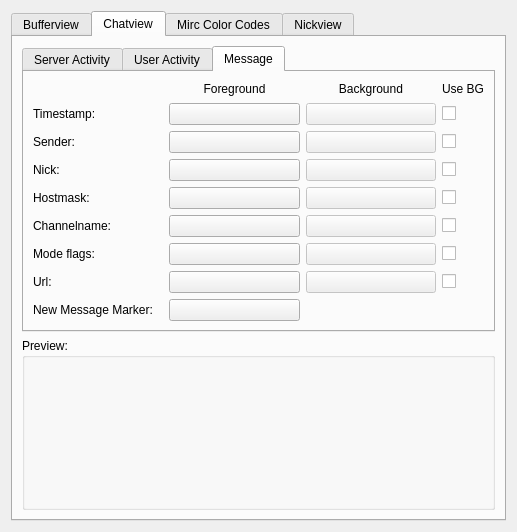
Qt form src/qtui/settingspages/colorsettingspage.ui (AlD/Quassel) before a commit.
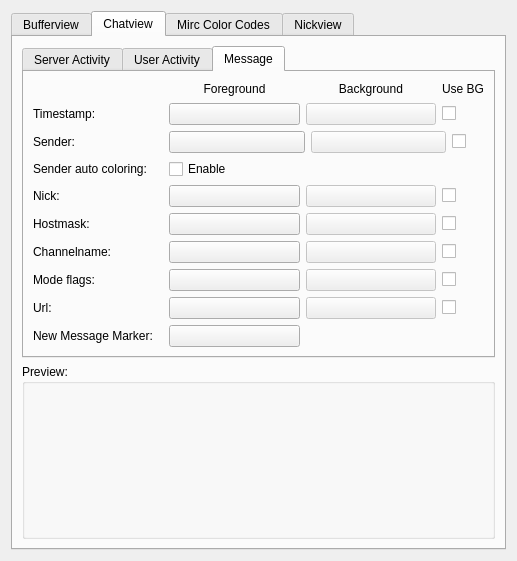
The same form after that commit. The open tabs and pages were chosen to show the change. Custom widgets are drawn as their Qt base class.

Commit message: - Implemented: Settings option to enable/disable sender auto coloring

What changed in the file:
```diff
--- a/src/qtui/settingspages/colorsettingspage.ui
+++ b/src/qtui/settingspages/colorsettingspage.ui
@@ -6,7 +6,7 @@
     <x>0</x>
     <y>0</y>
     <width>517</width>
-    <height>532</height>
+    <height>561</height>
    </rect>
   </property>
   <property name="sizePolicy" >
@@ -542,8 +542,8 @@
              </property>
             </widget>
            </item>
-           <item row="6" column="1" >
-            <spacer>
+           <item row="6" column="2" >
+            <spacer name="verticalSpacer_2" >
              <property name="orientation" >
               <enum>Qt::Vertical</enum>
              </property>
@@ -872,14 +872,27 @@
              </property>
             </widget>
            </item>
+           <item row="8" column="1" >
+            <spacer name="verticalSpacer" >
+             <property name="orientation" >
+              <enum>Qt::Vertical</enum>
+             </property>
+             <property name="sizeHint" stdset="0" >
+              <size>
+               <width>20</width>
+               <height>40</height>
+              </size>
+             </property>
+            </spacer>
+           </item>
           </layout>
          </widget>
          <widget class="QWidget" name="Seite_2" >
           <attribute name="title" >
            <string>Message</string>
           </attribute>
-          <layout class="QGridLayout" >
-           <item row="0" column="1" >
+          <layout class="QGridLayout" name="gridLayout_2" >
+           <item row="0" column="2" >
             <widget class="QLabel" name="label_37" >
              <property name="text" >
               <string>Foreground</string>
@@ -889,7 +902,7 @@
              </property>
             </widget>
            </item>
-           <item row="0" column="2" >
+           <item row="0" column="3" >
             <widget class="QLabel" name="label_38" >
              <property name="text" >
               <string>Background</string>
@@ -899,7 +912,7 @@
              </property>
             </widget>
            </item>
-           <item row="0" column="3" >
+           <item row="0" column="4" >
             <widget class="QLabel" name="label_9" >
              <property name="text" >
               <string>Use BG</string>
@@ -916,14 +929,14 @@
              </property>
             </widget>
            </item>
-           <item row="1" column="1" >
+           <item row="1" column="2" >
             <widget class="ColorButton" name="timestampFG" >
              <property name="text" >
               <string/>
              </property>
             </widget>
            </item>
-           <item row="1" column="2" >
+           <item row="1" column="3" >
             <widget class="ColorButton" name="timestampBG" >
              <property name="enabled" >
               <bool>false</bool>
@@ -933,7 +946,7 @@
              </property>
             </widget>
            </item>
-           <item row="1" column="3" >
+           <item row="1" column="4" >
             <widget class="QCheckBox" name="timestampUseBG" >
              <property name="sizePolicy" >
               <sizepolicy vsizetype="Fixed" hsizetype="Maximum" >
@@ -949,61 +962,21 @@
              </property>
             </widget>
            </item>
-           <item row="2" column="0" >
-            <widget class="QLabel" name="label_28" >
-             <property name="text" >
-              <string>Sender:</string>
-             </property>
-            </widget>
-           </item>
-           <item row="2" column="1" >
-            <widget class="ColorButton" name="senderFG" >
-             <property name="text" >
-              <string/>
-             </property>
-            </widget>
-           </item>
-           <item row="2" column="2" >
-            <widget class="ColorButton" name="senderBG" >
-             <property name="enabled" >
-              <bool>false</bool>
-             </property>
-             <property name="text" >
-              <string/>
-             </property>
-            </widget>
-           </item>
-           <item row="2" column="3" >
-            <widget class="QCheckBox" name="senderUseBG" >
-             <property name="sizePolicy" >
-              <sizepolicy vsizetype="Fixed" hsizetype="Maximum" >
-               <horstretch>0</horstretch>
-               <verstretch>0</verstretch>
-              </sizepolicy>
-             </property>
-             <property name="layoutDirection" >
-              <enum>Qt::LeftToRight</enum>
-             </property>
-             <property name="text" >
-              <string/>
-             </property>
-            </widget>
-           </item>
-           <item row="3" column="0" >
+           <item row="5" column="0" >
             <widget class="QLabel" name="label_30" >
              <property name="text" >
               <string>Nick:</string>
              </property>
             </widget>
            </item>
-           <item row="3" column="1" >
+           <item row="5" column="2" >
             <widget class="ColorButton" name="nickFG" >
              <property name="text" >
               <string/>
              </property>
             </widget>
            </item>
-           <item row="3" column="2" >
+           <item row="5" column="3" >
             <widget class="ColorButton" name="nickBG" >
              <property name="enabled" >
               <bool>false</bool>
@@ -1013,7 +986,7 @@
              </property>
             </widget>
            </item>
-           <item row="3" column="3" >
+           <item row="5" column="4" >
             <widget class="QCheckBox" name="nickUseBG" >
              <property name="sizePolicy" >
               <sizepolicy vsizetype="Fixed" hsizetype="Maximum" >
@@ -1029,21 +1002,21 @@
              </property>
             </widget>
            </item>
-           <item row="4" column="0" >
+           <item row="6" column="0" >
             <widget class="QLabel" name="label_31" >
              <property name="text" >
               <string>Hostmask:</string>
              </property>
             </widget>
            </item>
-           <item row="4" column="1" >
+           <item row="6" column="2" >
             <widget class="ColorButton" name="hostmaskFG" >
              <property name="text" >
               <string/>
              </property>
             </widget>
            </item>
-           <item row="4" column="2" >
+           <item row="6" column="3" >
             <widget class="ColorButton" name="hostmaskBG" >
              <property name="enabled" >
               <bool>false</bool>
@@ -1053,7 +1026,7 @@
              </property>
             </widget>
            </item>
-           <item row="4" column="3" >
+           <item row="6" column="4" >
             <widget class="QCheckBox" name="hostmaskUseBG" >
              <property name="sizePolicy" >
               <sizepolicy vsizetype="Fixed" hsizetype="Maximum" >
@@ -1069,21 +1042,21 @@
              </property>
             </widget>
            </item>
-           <item row="5" column="0" >
+           <item row="7" column="0" >
             <widget class="QLabel" name="label_32" >
              <property name="text" >
               <string>Channelname:</string>
              </property>
             </widget>
            </item>
-           <item row="5" column="1" >
+           <item row="7" column="2" >
             <widget class="ColorButton" name="channelnameFG" >
              <property name="text" >
               <string/>
              </property>
             </widget>
            </item>
-           <item row="5" column="2" >
+           <item row="7" column="3" >
             <widget class="ColorButton" name="channelnameBG" >
              <property name="enabled" >
               <bool>false</bool>
@@ -1093,7 +1066,7 @@
              </property>
             </widget>
            </item>
-           <item row="5" column="3" >
+           <item row="7" column="4" >
             <widget class="QCheckBox" name="channelnameUseBG" >
              <property name="sizePolicy" >
               <sizepolicy vsizetype="Fixed" hsizetype="Maximum" >
@@ -1109,21 +1082,21 @@
              </property>
             </widget>
            </item>
-           <item row="6" column="0" >
+           <item row="8" column="0" >
             <widget class="QLabel" name="label_33" >
              <property name="text" >
               <string>Mode flags:</string>
              </property>
             </widget>
            </item>
-           <item row="6" column="1" >
+           <item row="8" column="2" >
             <widget class="ColorButton" name="modeFlagsFG" >
              <property name="text" >
               <string/>
              </property>
             </widget>
            </item>
-           <item row="6" column="2" >
+           <item row="8" column="3" >
             <widget class="ColorButton" name="modeFlagsBG" >
              <property name="enabled" >
               <bool>false</bool>
@@ -1133,7 +1106,7 @@
              </property>
             </widget>
            </item>
-           <item row="6" column="3" >
+           <item row="8" column="4" >
             <widget class="QCheckBox" name="modeFlagsUseBG" >
              <property name="sizePolicy" >
               <sizepolicy vsizetype="Fixed" hsizetype="Maximum" >
@@ -1149,21 +1122,21 @@
              </property>
             </widget>
            </item>
-           <item row="7" column="0" >
+           <item row="9" column="0" >
             <widget class="QLabel" name="label_34" >
              <property name="text" >
               <string>Url:</string>
              </property>
             </widget>
            </item>
-           <item row="7" column="1" >
+           <item row="9" column="2" >
             <widget class="ColorButton" name="urlFG" >
              <property name="text" >
               <string/>
              </property>
             </widget>
            </item>
-           <item row="7" column="2" >
+           <item row="9" column="3" >
             <widget class="ColorButton" name="urlBG" >
              <property name="enabled" >
               <bool>false</bool>
@@ -1173,7 +1146,7 @@
              </property>
             </widget>
            </item>
-           <item row="7" column="3" >
+           <item row="9" column="4" >
             <widget class="QCheckBox" name="urlUseBG" >
              <property name="sizePolicy" >
               <sizepolicy vsizetype="Fixed" hsizetype="Maximum" >
@@ -1189,21 +1162,136 @@
              </property>
             </widget>
            </item>
-           <item row="8" column="0" >
+           <item row="10" column="0" >
             <widget class="QLabel" name="label_11" >
              <property name="text" >
               <string>New Message Marker:</string>
              </property>
             </widget>
            </item>
-           <item row="8" column="1" >
+           <item row="10" column="2" >
             <widget class="ColorButton" name="newMsgMarkerFG" >
              <property name="text" >
               <string/>
              </property>
             </widget>
            </item>
+           <item row="3" column="0" >
+            <widget class="QLabel" name="label_28" >
+             <property name="text" >
+              <string>Sender:</string>
+             </property>
+            </widget>
+           </item>
+           <item row="4" column="0" >
+            <widget class="QLabel" name="label_12" >
+             <property name="text" >
+              <string>Sender auto coloring:</string>
+             </property>
+            </widget>
+           </item>
+           <item row="4" column="2" >
+            <widget class="QCheckBox" name="senderAutoColor" >
+             <property name="text" >
+              <string>Enable</string>
+             </property>
+            </widget>
+           </item>
+           <item row="3" column="2" colspan="3" >
+            <widget class="QFrame" name="senderFrame" >
+             <property name="frameShape" >
+              <enum>QFrame::NoFrame</enum>
+             </property>
+             <property name="frameShadow" >
+              <enum>QFrame::Plain</enum>
+             </property>
+             <layout class="QGridLayout" name="_2" >
+              <property name="leftMargin" >
+               <number>0</number>
+              </property>
+              <property name="topMargin" >
+               <number>0</number>
+              </property>
+              <property name="rightMargin" >
+               <number>18</number>
+              </property>
+              <property name="bottomMargin" >
+               <number>0</number>
+              </property>
+              <item row="0" column="0" >
+               <widget class="ColorButton" name="senderFG" >
+                <property name="text" >
+                 <string/>
+                </property>
+                <property name="flat" >
+                 <bool>false</bool>
+                </property>
+               </widget>
+              </item>
+              <item row="0" column="1" >
+               <widget class="ColorButton" name="senderBG" >
+                <property name="enabled" >
+                 <bool>false</bool>
+                </property>
+                <property name="text" >
+                 <string/>
+                </property>
+               </widget>
+              </item>
+              <item row="0" column="2" >
+               <widget class="QCheckBox" name="senderUseBG" >
+                <property name="sizePolicy" >
+                 <sizepolicy vsizetype="Fixed" hsizetype="Maximum" >
+                  <horstretch>0</horstretch>
+                  <verstretch>0</verstretch>
+                 </sizepolicy>
+                </property>
+                <property name="layoutDirection" >
+                 <enum>Qt::LeftToRight</enum>
+                </property>
+                <property name="text" >
+                 <string/>
+                </property>
+               </widget>
+              </item>
+             </layout>
+            </widget>
+           </item>
           </layout>
+          <zorder>label_37</zorder>
+          <zorder>label_38</zorder>
+          <zorder>label_9</zorder>
+          <zorder>label_29</zorder>
+          <zorder>timestampFG</zorder>
+          <zorder>timestampBG</zorder>
+          <zorder>timestampUseBG</zorder>
+          <zorder>label_30</zorder>
+          <zorder>nickFG</zorder>
+          <zorder>nickBG</zorder>
+          <zorder>nickUseBG</zorder>
+          <zorder>label_31</zorder>
+          <zorder>hostmaskFG</zorder>
+          <zorder>hostmaskBG</zorder>
+          <zorder>hostmaskUseBG</zorder>
+          <zorder>label_32</zorder>
+          <zorder>channelnameFG</zorder>
+          <zorder>channelnameBG</zorder>
+          <zorder>channelnameUseBG</zorder>
+          <zorder>label_33</zorder>
+          <zorder>modeFlagsFG</zorder>
+          <zorder>modeFlagsBG</zorder>
+          <zorder>modeFlagsUseBG</zorder>
+          <zorder>label_34</zorder>
+          <zorder>urlFG</zorder>
+          <zorder>urlBG</zorder>
+          <zorder>urlUseBG</zorder>
+          <zorder>label_11</zorder>
+          <zorder>newMsgMarkerFG</zorder>
+          <zorder>label_28</zorder>
+          <zorder>label_12</zorder>
+          <zorder>senderAutoColor</zorder>
+          <zorder>label_13</zorder>
+          <zorder>senderFrame</zorder>
          </widget>
         </widget>
        </item>
@@ -1219,8 +1307,16 @@
           <string>Preview:</string>
          </property>
          <layout class="QHBoxLayout" >
+          <property name="sizeConstraint" >
+           <enum>QLayout::SetDefaultConstraint</enum>
+          </property>
+          <property name="bottomMargin" >
+           <number>9</number>
+          </property>
           <item>
-           <widget class="QWidget" native="1" name="chatviewPreview" />
+           <widget class="QWidget" native="1" name="chatviewPreview" >
+            <zorder>tabWidget_2</zorder>
+           </widget>
           </item>
          </layout>
         </widget>
```
Left out of the diff: 18 changed lines with no effect on the pictures. The commit also changes 3 other files.
